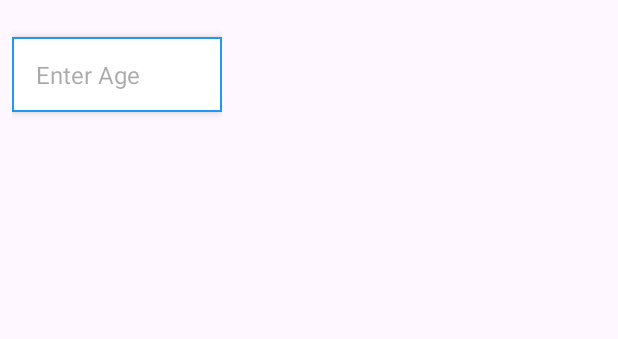
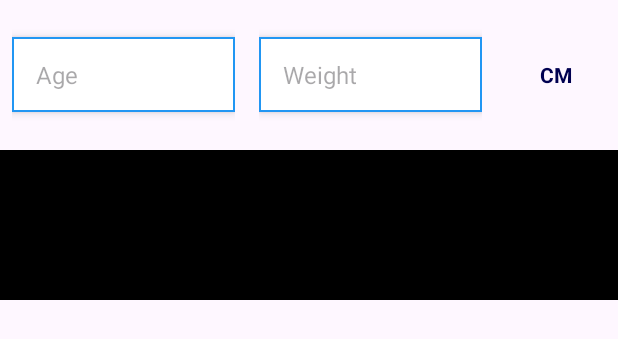
Before and after one commit to Amir-Raza-Teesside/BMICalculator, an Android app: the layout activity_main.xml on its own in the app's theme, with its tools: preview values and no code run, on a phone screen of 412 x 824 dp. Shown: the top 339 px of the screen. Run offline under Robolectric (Android 15) with nearby library versions, the phone set to English and light mode, and no system bars.

Commit message:
added drawable

```diff
--- /dev/null
+++ b/app/src/main/res/drawable/baseline_man_24.xml
@@ -0,0 +1,6 @@
+<vector android:height="24dp" android:tint="#01115F"
+    android:viewportHeight="24" android:viewportWidth="24"
+    android:width="24dp" xmlns:android="http://schemas.android.com/apk/res/android">
+    <path android:fillColor="@android:color/white" android:pathData="M14,7h-4C8.9,7 8,7.9 8,9v6h2v7h4v-7h2V9C16,7.9 15.1,7 14,7z"/>
+    <path android:fillColor="@android:color/white" android:pathData="M12,4m-2,0a2,2 0,1 1,4 0a2,2 0,1 1,-4 0"/>
+</vector>
--- /dev/null
+++ b/app/src/main/res/drawable/baseline_woman_24.xml
@@ -0,0 +1,6 @@
+<vector android:height="24dp" android:tint="#01115F"
+    android:viewportHeight="24" android:viewportWidth="24"
+    android:width="24dp" xmlns:android="http://schemas.android.com/apk/res/android">
+    <path android:fillColor="@android:color/white" android:pathData="M13.94,8.31C13.62,7.52 12.85,7 12,7s-1.62,0.52 -1.94,1.31L7,16h3v6h4v-6h3L13.94,8.31z"/>
+    <path android:fillColor="@android:color/white" android:pathData="M12,4m-2,0a2,2 0,1 1,4 0a2,2 0,1 1,-4 0"/>
+</vector>
--- a/app/src/main/res/layout/activity_main.xml
+++ b/app/src/main/res/layout/activity_main.xml
@@ -8,10 +8,11 @@
 
 
     <LinearLayout
+        android:id="@+id/linearLayout"
         android:layout_width="match_parent"
+
         android:layout_height="100dp"
-
-        android:weightSum="4"
+        android:weightSum="5"
         app:layout_constraintEnd_toEndOf="parent"
         app:layout_constraintStart_toStartOf="parent"
         app:layout_constraintTop_toTopOf="parent">
@@ -19,56 +20,132 @@
 
         <LinearLayout
             android:layout_width="0dp"
-            android:layout_weight="2"
-            android:layout_height="match_parent">
+            android:layout_height="match_parent"
+            android:layout_weight="2">
 
             <LinearLayout
                 android:layout_width="match_parent"
                 android:layout_height="match_parent"
-                android:padding="4dp"
                 android:layout_margin="4dp"
+                android:gravity="center"
 
-                android:gravity="center"
-                android:orientation="vertical">
+                android:orientation="vertical"
+                android:padding="4dp">
 
 
                 <EditText
                     android:id="@+id/editText"
                     android:layout_width="match_parent"
                     android:layout_height="50dp"
+                    android:layout_marginTop="8dp"
+                    android:layout_marginBottom="8dp"
+                    android:background="@drawable/edit_text_background"
+                    android:drawableEnd="@drawable/ic_check"
+                    android:drawablePadding="8dp"
+                    android:drawableTint="#00FF00"
+                    android:elevation="4dp"
+                    android:hint="Age"
+                    android:imeOptions="actionDone"
+                    android:inputType="text"
                     android:paddingStart="16dp"
                     android:paddingEnd="16dp"
-                    android:layout_marginTop="8dp"
-                    android:layout_marginBottom="8dp"
+                    android:textAlignment="viewStart"
                     android:textColor="@color/black"
                     android:textSize="16sp"
-                    android:textStyle="normal"
-                    android:textAlignment="viewStart"
-                    android:background="@drawable/edit_text_background"
-                    android:elevation="4dp"
-                    android:drawableEnd="@drawable/ic_check"
-                    android:drawableTint="#00FF00"
-                    android:drawablePadding="8dp"
-                    android:hint="Enter Age"
-                    android:inputType="text"
-                    android:imeOptions="actionDone" />
+                    android:textStyle="normal" />
 
 
             </LinearLayout>
-
-
 
 
         </LinearLayout>
 
 
         <LinearLayout
-            android:layout_width="100dp"
-            android:layout_height="match_parent">
+            android:layout_width="0dp"
+            android:layout_height="match_parent"
+            android:layout_weight="2">
 
+            <LinearLayout
+                android:layout_width="match_parent"
+                android:layout_height="match_parent"
+                android:layout_margin="4dp"
+                android:gravity="center"
+
+                android:orientation="vertical"
+                android:padding="4dp">
+
+
+                <EditText
+                    android:id="@+id/editText2"
+                    android:layout_width="match_parent"
+                    android:layout_height="50dp"
+                    android:layout_marginTop="8dp"
+                    android:layout_marginBottom="8dp"
+                    android:background="@drawable/edit_text_background"
+                    android:drawableEnd="@drawable/ic_check"
+                    android:drawablePadding="8dp"
+                    android:drawableTint="#00FF00"
+                    android:elevation="4dp"
+                    android:hint="Weight"
+                    android:imeOptions="actionDone"
+                    android:inputType="text"
+                    android:paddingStart="16dp"
+                    android:paddingEnd="16dp"
+                    android:textAlignment="viewStart"
+                    android:textColor="@color/black"
+                    android:textSize="16sp"
+                    android:textStyle="normal" />
+
+
+            </LinearLayout>
 
 
         </LinearLayout>
+
+
+        <LinearLayout
+            android:layout_width="0dp"
+
+            android:layout_height="match_parent"
+            android:layout_weight="1">
+
+            <LinearLayout
+                android:layout_width="match_parent"
+                android:layout_height="match_parent"
+                android:layout_margin="4dp"
+                android:gravity="center"
+
+                android:orientation="vertical"
+                android:padding="4dp">
+
+
+                <TextView
+                    android:layout_width="match_parent"
+                    android:layout_height="50dp"
+                    android:gravity="center"
+                    android:text="CM"
+                    android:textColor="#000051"
+                    android:textStyle="bold">
+
+                </TextView>
+            </LinearLayout>
+
+        </LinearLayout>
+
+
+    </LinearLayout>
+
+
+    <LinearLayout
+        android:layout_width="match_parent"
+        android:layout_height="100dp"
+
+        android:background="@color/black"
+        android:weightSum="5"
+        app:layout_constraintEnd_toEndOf="parent"
+        app:layout_constraintStart_toStartOf="parent"
+        app:layout_constraintTop_toBottomOf="@+id/linearLayout">
 
 
     </LinearLayout>
```
